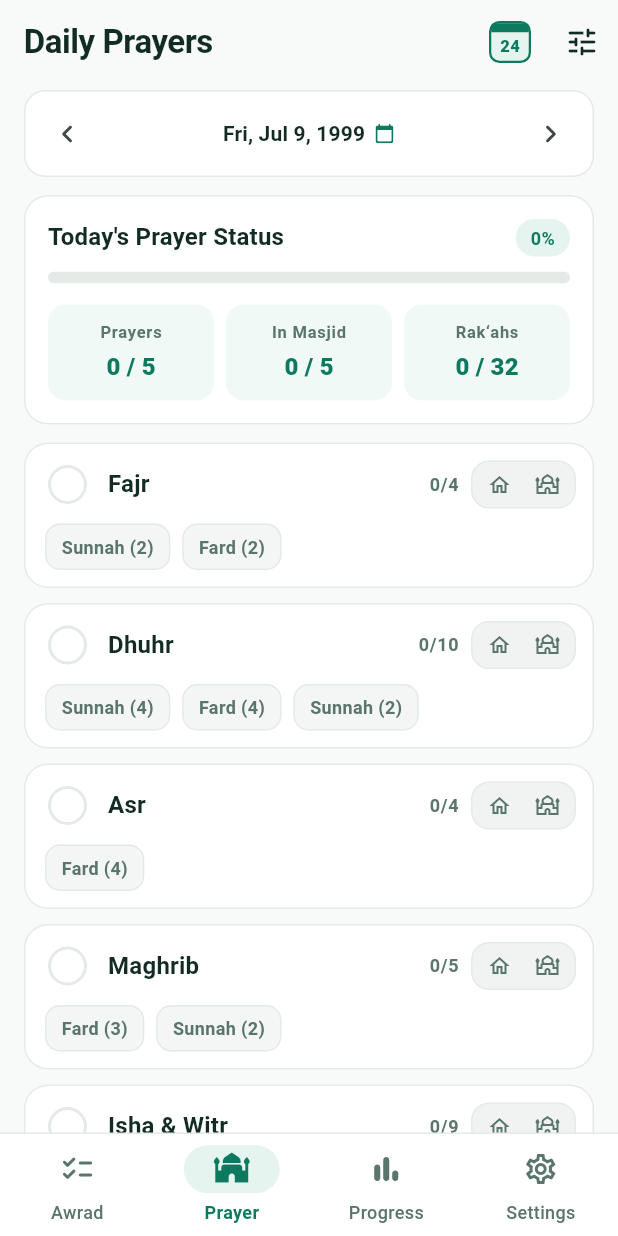
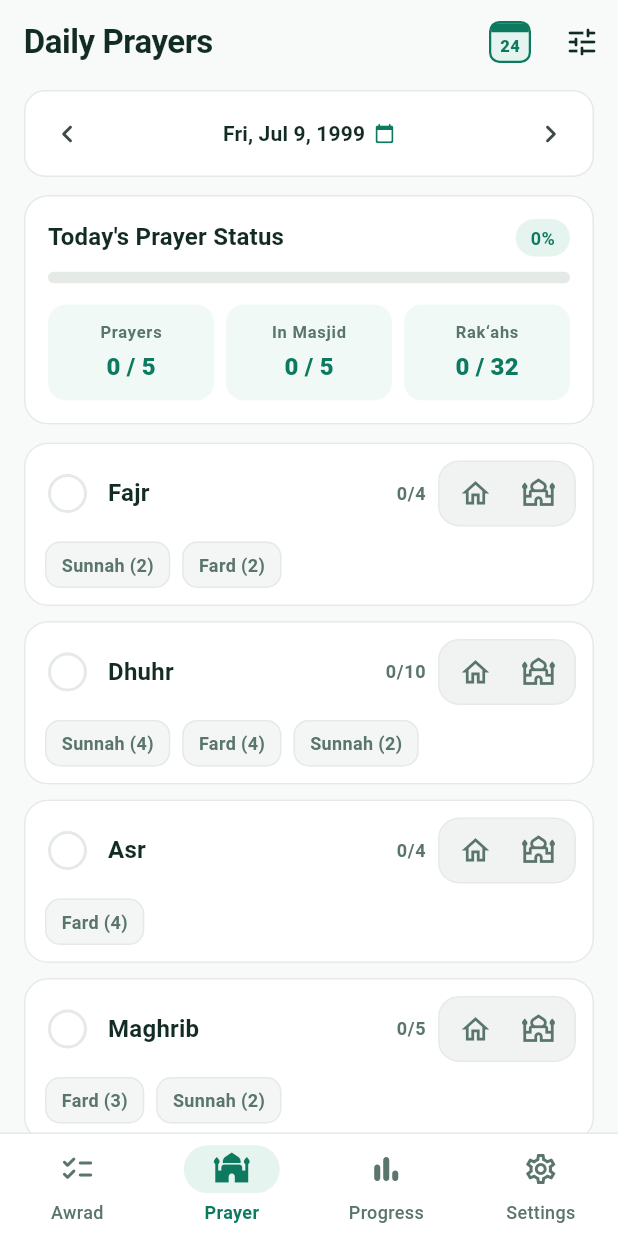
Before and after one commit to othman98shawgan/awrad, a Flutter app: the screen it shows after launch, item 2 of the bottom bar chosen, on a phone screen of 412 x 824 dp. Run offline on Flutter 3.47's test engine with Material 3 defaults, Android fonts, the phone set to English and light mode, and no system bars; our stand-ins replace flutter_riverpod, shared_preferences, wakelock_plus.

Commit message:
style: enlarge Home/Masjid toggle icons in PrayerCard

```diff
--- a/lib/ui/widgets/prayer_card.dart
+++ b/lib/ui/widgets/prayer_card.dart
@@ -158,10 +158,10 @@ class _PrayerLocationToggle extends StatelessWidget {
     final homeSelected = fardDone && !inMasjid;
 
     return Container(
-      padding: const EdgeInsets.all(2),
+      padding: const EdgeInsets.all(3),
       decoration: BoxDecoration(
         color: theme.colorScheme.surfaceContainerHighest.withValues(alpha: 0.45),
-        borderRadius: BorderRadius.circular(12),
+        borderRadius: BorderRadius.circular(14),
         border: Border.all(
           color: inMasjid ? colors.emerald.withValues(alpha: 0.5) : colors.cardBorder,
         ),
@@ -176,18 +176,18 @@ class _PrayerLocationToggle extends StatelessWidget {
               label: '$prayerName at home',
               child: InkWell(
                 onTap: onSelectHome,
-                borderRadius: BorderRadius.circular(9),
+                borderRadius: BorderRadius.circular(10),
                 child: AnimatedContainer(
                   duration: const Duration(milliseconds: 180),
                   padding: const EdgeInsets.symmetric(
-                    horizontal: 8,
-                    vertical: 5,
+                    horizontal: 10,
+                    vertical: 7,
                   ),
                   decoration: BoxDecoration(
                     color: homeSelected
                         ? theme.colorScheme.surface
                         : Colors.transparent,
-                    borderRadius: BorderRadius.circular(9),
+                    borderRadius: BorderRadius.circular(10),
                     boxShadow: homeSelected
                         ? [
                             BoxShadow(
@@ -200,7 +200,7 @@ class _PrayerLocationToggle extends StatelessWidget {
                   ),
                   child: Icon(
                     homeSelected ? Icons.home_rounded : Icons.home_outlined,
-                    size: 16,
+                    size: 22,
                     color: homeSelected
                         ? theme.colorScheme.onSurface
                         : colors.mutedText,
@@ -216,20 +216,20 @@ class _PrayerLocationToggle extends StatelessWidget {
               label: '$prayerName in Masjid',
               child: InkWell(
                 onTap: onSelectMasjid,
-                borderRadius: BorderRadius.circular(9),
+                borderRadius: BorderRadius.circular(10),
                 child: AnimatedContainer(
                   duration: const Duration(milliseconds: 180),
                   padding: const EdgeInsets.symmetric(
-                    horizontal: 8,
-                    vertical: 5,
+                    horizontal: 10,
+                    vertical: 7,
                   ),
                   decoration: BoxDecoration(
                     color: inMasjid ? colors.emerald : Colors.transparent,
-                    borderRadius: BorderRadius.circular(9),
+                    borderRadius: BorderRadius.circular(10),
                   ),
                   child: Icon(
                     inMasjid ? Icons.mosque_rounded : Icons.mosque_outlined,
-                    size: 16,
+                    size: 22,
                     color: inMasjid ? Colors.white : colors.mutedText,
                   ),
                 ),
```
Also changed, not shown: 1 other file.
